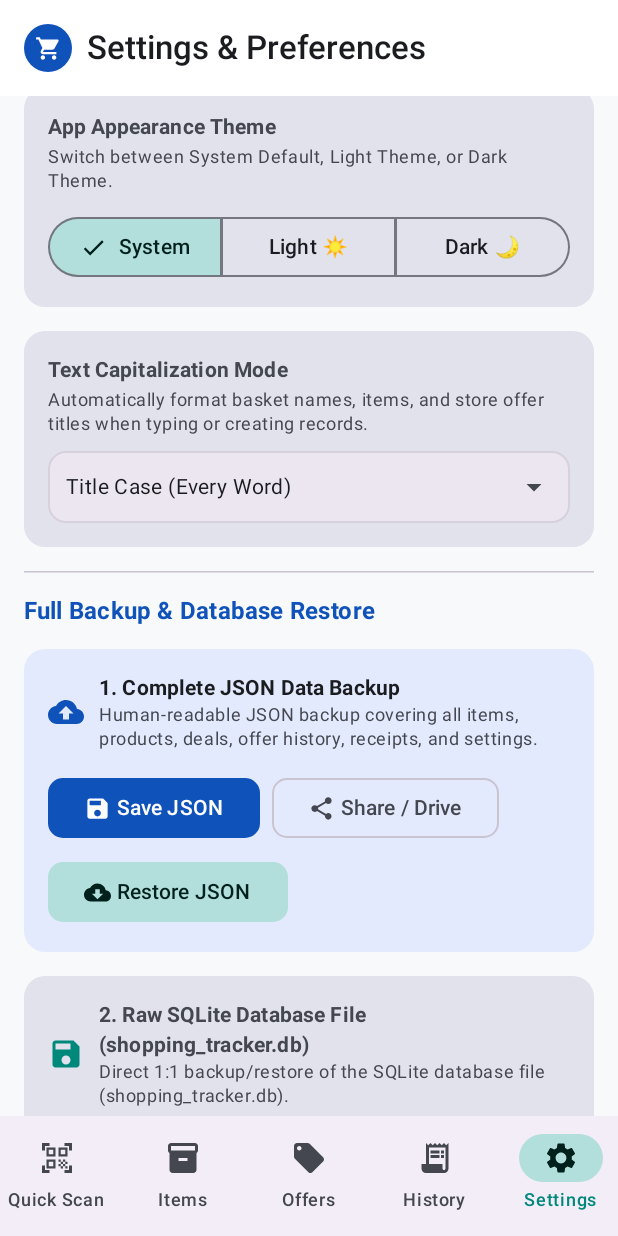
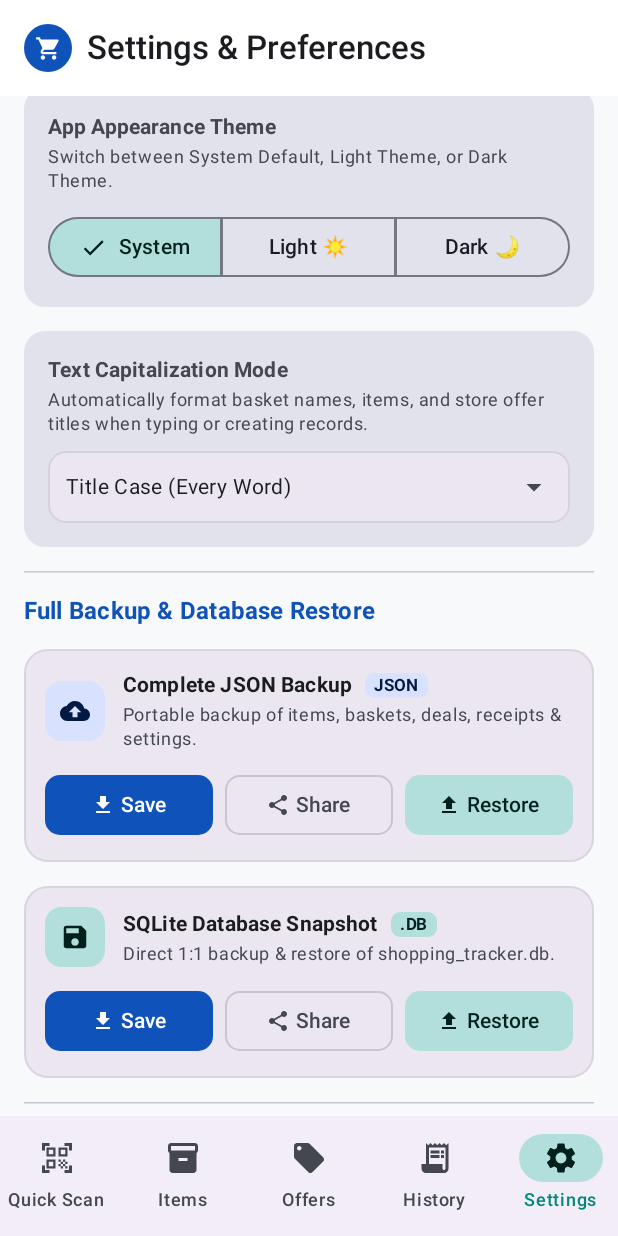
Before and after one commit to gabrieldeak/shopping-tracker, an Android app built with Jetpack Compose: the screen it shows after launch (MainActivity), item 5 of the bottom bar chosen, scrolled down 476 dp, on a phone screen of 412 x 824 dp. Run offline under Robolectric (Android 15) with nearby library versions, the phone set to English and light mode, and no system bars; our stand-ins replace Room's generated code; libraries missing offline, so code that uses them is left out: com.google.mlkit.vision; 2 statements that could not run were skipped.

Commit message:
ui/fix(v3.0.0): Modernize Settings backup/export cards, sync full backup with baskets/checked state, and fix clear-data state & messaging
- Reorganize Full Backup & Database Restore and CSV Backup & Data Export cards in SettingsScreen with unified styling and single-row action bars

- Add shopping_lists, shopping_list_items (with isChecked), and capitalizationMode to JSON and SQLite backups in BackupRestoreService and SettingsViewModel, and allow empty-title offers on .db restore

- Prune stale selection sets across Scan, Offers, Items, and History ViewModels when data is cleared or deleted

- Stop auto-creating Main Shopping Basket on empty startup in ScanViewModel

- Update Clear All Data and Seed Sample Data messages to reflect Shopping Tracker entities

```diff
--- a/app/src/main/java/com/inventory/barcodetracker/ui/screens/offers/OffersViewModel.kt
+++ b/app/src/main/java/com/inventory/barcodetracker/ui/screens/offers/OffersViewModel.kt
@@ -48,7 +48,9 @@ class OffersViewModel(
     }.stateIn(viewModelScope, SharingStarted.WhileSubscribed(5000), emptyList())
 
     private val _selectedOfferIds = MutableStateFlow<Set<Long>>(emptySet())
-    val selectedOfferIds: StateFlow<Set<Long>> = _selectedOfferIds.asStateFlow()
+    val selectedOfferIds: StateFlow<Set<Long>> = combine(_selectedOfferIds, repository.allOffers) { selected, offers ->
+        selected.intersect(offers.map { it.id }.toSet())
+    }.stateIn(viewModelScope, SharingStarted.WhileSubscribed(5000), emptySet())
 
     private val _snackbarMessages = MutableSharedFlow<String>()
     val snackbarMessages: SharedFlow<String> = _snackbarMessages.asSharedFlow()
--- a/app/src/main/java/com/inventory/barcodetracker/ui/screens/pieces/PiecesViewModel.kt
+++ b/app/src/main/java/com/inventory/barcodetracker/ui/screens/pieces/PiecesViewModel.kt
@@ -36,7 +36,9 @@ class PiecesViewModel(
     val snackbarMessages: SharedFlow<String> = _snackbarMessages.asSharedFlow()
 
     private val _selectedBarcodes = MutableStateFlow<Set<String>>(emptySet())
-    val selectedBarcodes: StateFlow<Set<String>> = _selectedBarcodes.asStateFlow()
+    val selectedBarcodes: StateFlow<Set<String>> = combine(_selectedBarcodes, repository.allPieces) { selected, pieces ->
+        selected.intersect(pieces.map { it.barcode }.toSet())
+    }.stateIn(viewModelScope, SharingStarted.WhileSubscribed(5000), emptySet())
 
     val allShoppingLists: StateFlow<List<ShoppingListEntity>> = repository.allShoppingLists
         .stateIn(viewModelScope, SharingStarted.WhileSubscribed(5000), emptyList())
--- a/app/src/main/java/com/inventory/barcodetracker/ui/screens/scan/ScanViewModel.kt
+++ b/app/src/main/java/com/inventory/barcodetracker/ui/screens/scan/ScanViewModel.kt
@@ -92,12 +92,7 @@ class ScanViewModel(
     init {
         viewModelScope.launch {
             val lists = repository.getAllShoppingListsSync()
-            val defaultBudget = budgetLimit.value
-            if (lists.isEmpty()) {
-                val defaultId = repository.upsertShoppingList(ShoppingListEntity(name = "Main Shopping Basket", budgetLimit = defaultBudget))
-                _activeListId.value = defaultId
-                _selectedListIds.value = setOf(defaultId)
-            } else {
+            if (lists.isNotEmpty()) {
                 _activeListId.value = lists.first().id
                 _selectedListIds.value = setOf(lists.first().id)
             }
@@ -105,6 +100,20 @@ class ScanViewModel(
             val update = UpdateCheckService.checkForUpdates()
             if (update.hasUpdate) {
                 _appUpdateInfo.value = update
+            }
+        }
+
+        viewModelScope.launch {
+            repository.allShoppingLists.collect { lists ->
+                val validIds = lists.map { it.id }.toSet()
+                val pruned = _selectedListIds.value.intersect(validIds)
+                if (pruned.size != _selectedListIds.value.size) {
+                    _selectedListIds.value = pruned
+                }
+                val activeId = _activeListId.value
+                if (activeId != null && !validIds.contains(activeId)) {
+                    _activeListId.value = lists.firstOrNull()?.id
+                }
             }
         }
     }
--- a/app/src/main/java/com/inventory/barcodetracker/ui/screens/settings/SettingsScreen.kt
+++ b/app/src/main/java/com/inventory/barcodetracker/ui/screens/settings/SettingsScreen.kt
@@ -377,106 +377,34 @@ fun SettingsScreen(
             )
 
             // JSON Full Backup Card
-            Card(
-                modifier = Modifier.fillMaxWidth(),
-                shape = RoundedCornerShape(14.dp),
-                colors = CardDefaults.cardColors(containerColor = MaterialTheme.colorScheme.primaryContainer.copy(alpha = 0.6f))
-            ) {
-                Column(modifier = Modifier.padding(16.dp)) {
-                    Row(verticalAlignment = Alignment.CenterVertically) {
-                        Icon(Icons.Default.CloudUpload, contentDescription = null, tint = MaterialTheme.colorScheme.primary)
-                        Spacer(modifier = Modifier.width(10.dp))
-                        Column {
-                            Text("1. Complete JSON Data Backup", style = MaterialTheme.typography.titleSmall, fontWeight = FontWeight.Bold)
-                            Text("Human-readable JSON backup covering all items, products, deals, offer history, receipts, and settings.", style = MaterialTheme.typography.bodySmall, color = MaterialTheme.colorScheme.onSurfaceVariant)
-                        }
-                    }
-
-                    Spacer(modifier = Modifier.height(14.dp))
-
-                    FlowRow(
-                        horizontalArrangement = Arrangement.spacedBy(8.dp),
-                        verticalArrangement = Arrangement.spacedBy(8.dp)
-                    ) {
-                        AppButton(
-                            onClick = { exportFullBackupLauncher.launch("barcode_tracker_backup.json") }
-                        ) {
-                            Icon(Icons.Default.Save, contentDescription = null, modifier = Modifier.size(18.dp))
-                            Spacer(modifier = Modifier.width(4.dp))
-                            Text("Save JSON")
-                        }
-
-                        AppOutlinedButton(
-                            onClick = { viewModel.shareFullBackup(context) }
-                        ) {
-                            Icon(Icons.Default.Share, contentDescription = null, modifier = Modifier.size(18.dp))
-                            Spacer(modifier = Modifier.width(4.dp))
-                            Text("Share / Drive")
-                        }
-
-                        AppFilledTonalButton(
-                            onClick = { restoreFullBackupLauncher.launch(arrayOf("application/json", "*/*")) }
-                        ) {
-                            Icon(Icons.Default.CloudDownload, contentDescription = null, modifier = Modifier.size(18.dp))
-                            Spacer(modifier = Modifier.width(4.dp))
-                            Text("Restore JSON")
-                        }
-                    }
-                }
-            }
+            FullBackupActionCard(
+                title = "Complete JSON Backup",
+                subtitle = "Portable backup of items, baskets, deals, receipts & settings.",
+                badgeText = "JSON",
+                icon = Icons.Default.CloudUpload,
+                iconContainerColor = MaterialTheme.colorScheme.primaryContainer,
+                iconTint = MaterialTheme.colorScheme.onPrimaryContainer,
+                onSave = { exportFullBackupLauncher.launch("barcode_tracker_backup.json") },
+                onShare = { viewModel.shareFullBackup(context) },
+                onRestore = { restoreFullBackupLauncher.launch(arrayOf("application/json", "*/*")) }
+            )
 
             // Raw SQLite DB File Card
-            Card(
-                modifier = Modifier.fillMaxWidth(),
-                shape = RoundedCornerShape(14.dp),
-                colors = CardDefaults.cardColors(containerColor = MaterialTheme.colorScheme.surfaceVariant)
-            ) {
-                Column(modifier = Modifier.padding(16.dp)) {
-                    Row(verticalAlignment = Alignment.CenterVertically) {
-                        Icon(Icons.Default.Save, contentDescription = null, tint = MaterialTheme.colorScheme.secondary)
-                        Spacer(modifier = Modifier.width(10.dp))
-                        Column {
-                            Text("2. Raw SQLite Database File (shopping_tracker.db)", style = MaterialTheme.typography.titleSmall, fontWeight = FontWeight.Bold)
-                            Text("Direct 1:1 backup/restore of the SQLite database file (shopping_tracker.db).", style = MaterialTheme.typography.bodySmall, color = MaterialTheme.colorScheme.onSurfaceVariant)
-                        }
-                    }
-
-                    Spacer(modifier = Modifier.height(14.dp))
-
-                    FlowRow(
-                        horizontalArrangement = Arrangement.spacedBy(8.dp),
-                        verticalArrangement = Arrangement.spacedBy(8.dp)
-                    ) {
-                        AppButton(
-                            onClick = { exportDatabaseLauncher.launch("shopping_tracker.db") }
-                        ) {
-                            Icon(Icons.Default.FileDownload, contentDescription = null, modifier = Modifier.size(18.dp))
-                            Spacer(modifier = Modifier.width(4.dp))
-                            Text("Save .db File")
-                        }
-
-                        AppOutlinedButton(
-                            onClick = { viewModel.shareRawDatabase(context) }
-                        ) {
-                            Icon(Icons.Default.Share, contentDescription = null, modifier = Modifier.size(18.dp))
-                            Spacer(modifier = Modifier.width(4.dp))
-                            Text("Share / Drive")
-                        }
-
-                        AppFilledTonalButton(
-                            onClick = { restoreDatabaseLauncher.launch(arrayOf("*/*")) }
-                        ) {
-                            Icon(Icons.Default.FileUpload, contentDescription = null, modifier = Modifier.size(18.dp))
-                            Spacer(modifier = Modifier.width(4.dp))
-                            Text("Restore .db File")
-                        }
-                    }
-                }
-            }
+            FullBackupActionCard(
+                title = "SQLite Database Snapshot",
+                subtitle = "Direct 1:1 backup & restore of shopping_tracker.db.",
+                badgeText = ".DB",
+                icon = Icons.Default.Save,
+                iconContainerColor = MaterialTheme.colorScheme.secondaryContainer,
+                iconTint = MaterialTheme.colorScheme.onSecondaryContainer,
+                onSave = { exportDatabaseLauncher.launch("shopping_tracker.db") },
+                onShare = { viewModel.shareRawDatabase(context) },
+                onRestore = { restoreDatabaseLauncher.launch(arrayOf("*/*")) }
+            )
 
             HorizontalDivider()
 
-            // Section 1: CSV Export & Import
+            // Section: CSV Export & Import
             Text(
                 text = "CSV Backup & Data Export",
                 style = MaterialTheme.typography.titleMedium,
@@ -487,7 +415,7 @@ fun SettingsScreen(
             // My Items Catalog Card
             DataTransferCard(
                 title = "Items Catalog",
-                subtitle = "shopping_items.csv (Barcode, Name, Price, Category, Notes)",
+                subtitle = "shopping_items.csv · Barcode, Name, Price, Category, Notes",
                 icon = Icons.Default.Inventory2,
                 onExport = { exportItemsLauncher.launch("shopping_items.csv") },
                 onImport = { importItemsLauncher.launch(arrayOf("text/*", "text/comma-separated-values", "text/csv", "application/csv")) }
@@ -496,7 +424,7 @@ fun SettingsScreen(
             // Shopping History Card
             DataTransferCard(
                 title = "Shopping History & Receipts",
-                subtitle = "shopping_history.csv (Date, Total Cost, Item Count, Summary)",
+                subtitle = "shopping_history.csv · Date, Total Cost, Items, Summary",
                 icon = Icons.AutoMirrored.Filled.ReceiptLong,
                 onExport = { exportHistoryLauncher.launch("shopping_history.csv") },
                 onImport = { importHistoryLauncher.launch(arrayOf("text/*", "text/comma-separated-values", "text/csv", "application/csv")) }
@@ -559,7 +487,7 @@ fun SettingsScreen(
                     }
                     Spacer(modifier = Modifier.height(4.dp))
                     Text(
-                        "Irreversibly deletes all stored shopping items, receipts, and history from your device's local database.",
+                        "Permanently deletes all shopping baskets, catalog items, offers, and receipt history from this device.",
                         style = MaterialTheme.typography.bodySmall
                     )
                     Spacer(modifier = Modifier.height(12.dp))
@@ -818,7 +746,7 @@ fun SettingsScreen(
         AlertDialog(
             onDismissRequest = { showClearConfirmDialog = false },
             title = { Text("Confirm Data Wipe") },
-            text = { Text("Are you sure you want to clear your local database? All saved products and shopping history will be deleted.") },
+            text = { Text("Are you sure you want to delete all local data? All baskets, catalog items, offers, and shopping history will be permanently removed.") },
             confirmButton = {
                 AppButton(
                     onClick = {
@@ -840,6 +768,115 @@ fun SettingsScreen(
 }
 
 @Composable
+private fun FullBackupActionCard(
+    title: String,
+    subtitle: String,
+    badgeText: String,
+    icon: androidx.compose.ui.graphics.vector.ImageVector,
+    iconContainerColor: androidx.compose.ui.graphics.Color,
+    iconTint: androidx.compose.ui.graphics.Color,
+    onSave: () -> Unit,
+    onShare: () -> Unit,
+    onRestore: () -> Unit,
+) {
+    Card(
+        modifier = Modifier.fillMaxWidth(),
+        shape = RoundedCornerShape(16.dp),
+        colors = CardDefaults.cardColors(containerColor = MaterialTheme.colorScheme.surfaceContainerHigh),
+        border = androidx.compose.foundation.BorderStroke(
+            1.dp,
+            MaterialTheme.colorScheme.outlineVariant.copy(alpha = 0.5f)
+        )
+    ) {
+        Column(modifier = Modifier.padding(14.dp)) {
+            Row(
+                modifier = Modifier.fillMaxWidth(),
+                verticalAlignment = Alignment.CenterVertically
+            ) {
+                Surface(
+                    modifier = Modifier.size(40.dp),
+                    shape = RoundedCornerShape(11.dp),
+                    color = iconContainerColor
+                ) {
+                    Box(contentAlignment = Alignment.Center) {
+                        Icon(
+                            imageVector = icon,
+                            contentDescription = null,
+                            tint = iconTint,
+                            modifier = Modifier.size(20.dp)
+                        )
+                    }
+                }
+                Spacer(modifier = Modifier.width(12.dp))
+                Column(modifier = Modifier.weight(1f)) {
+                    Row(
+                        verticalAlignment = Alignment.CenterVertically,
+                        horizontalArrangement = Arrangement.spacedBy(8.dp)
+                    ) {
+                        Text(
+                            text = title,
+                            style = MaterialTheme.typography.titleSmall,
+                            fontWeight = FontWeight.Bold
+                        )
+                        Surface(
+                            shape = RoundedCornerShape(6.dp),
+                            color = iconContainerColor
+                        ) {
+                            Text(
+                                text = badgeText,
+                                style = MaterialTheme.typography.labelSmall,
+                                fontWeight = FontWeight.Bold,
+                                color = iconTint,
+                                modifier = Modifier.padding(horizontal = 6.dp, vertical = 2.dp)
+                            )
+                        }
+                    }
+                    Spacer(modifier = Modifier.height(2.dp))
+                    Text(
+                        text = subtitle,
+                        style = MaterialTheme.typography.bodySmall,
+                        color = MaterialTheme.colorScheme.onSurfaceVariant
+                    )
+                }
+            }
+            Spacer(modifier = Modifier.height(12.dp))
+            Row(
+                modifier = Modifier.fillMaxWidth(),
+                horizontalArrangement = Arrangement.spacedBy(8.dp)
+            ) {
+                AppButton(
+                    onClick = onSave,
+                    modifier = Modifier.weight(1f),
+                    contentPadding = PaddingValues(horizontal = 8.dp, vertical = 8.dp)
+                ) {
+                    Icon(Icons.Default.FileDownload, contentDescription = null, modifier = Modifier.size(16.dp))
+                    Spacer(modifier = Modifier.width(4.dp))
+                    Text("Save", maxLines = 1)
+                }
+                AppOutlinedButton(
+                    onClick = onShare,
+                    modifier = Modifier.weight(1f),
+                    contentPadding = PaddingValues(horizontal = 8.dp, vertical = 8.dp)
+                ) {
+                    Icon(Icons.Default.Share, contentDescription = null, modifier = Modifier.size(16.dp))
+                    Spacer(modifier = Modifier.width(4.dp))
+                    Text("Share", maxLines = 1)
+                }
+                AppFilledTonalButton(
+                    onClick = onRestore,
+                    modifier = Modifier.weight(1f),
+                    contentPadding = PaddingValues(horizontal = 8.dp, vertical = 8.dp)
+                ) {
+                    Icon(Icons.Default.FileUpload, contentDescription = null, modifier = Modifier.size(16.dp))
+                    Spacer(modifier = Modifier.width(4.dp))
+                    Text("Restore", maxLines = 1)
+                }
+            }
+        }
+    }
+}
+
+@Composable
 private fun DataTransferCard(
     title: String,
     subtitle: String,
@@ -849,38 +886,58 @@ private fun DataTransferCard(
 ) {
     Card(
         modifier = Modifier.fillMaxWidth(),
-        shape = RoundedCornerShape(14.dp),
-        colors = CardDefaults.cardColors(containerColor = MaterialTheme.colorScheme.surfaceVariant)
+        shape = RoundedCornerShape(16.dp),
+        colors = CardDefaults.cardColors(containerColor = MaterialTheme.colorScheme.surfaceContainerHigh),
+        border = androidx.compose.foundation.BorderStroke(
+            1.dp,
+            MaterialTheme.colorScheme.outlineVariant.copy(alpha = 0.5f)
+        )
     ) {
-        Column(modifier = Modifier.padding(16.dp)) {
+        Column(modifier = Modifier.padding(14.dp)) {
             Row(verticalAlignment = Alignment.CenterVertically) {
-                Icon(icon, contentDescription = null, tint = MaterialTheme.colorScheme.primary)
-                Spacer(modifier = Modifier.width(10.dp))
-                Column {
+                Surface(
+                    modifier = Modifier.size(40.dp),
+                    shape = RoundedCornerShape(11.dp),
+                    color = MaterialTheme.colorScheme.primaryContainer
+                ) {
+                    Box(contentAlignment = Alignment.Center) {
+                        Icon(
+                            imageVector = icon,
+                            contentDescription = null,
+                            tint = MaterialTheme.colorScheme.onPrimaryContainer,
+                            modifier = Modifier.size(20.dp)
+                        )
+                    }
+                }
+                Spacer(modifier = Modifier.width(12.dp))
+                Column(modifier = Modifier.weight(1f)) {
                     Text(title, style = MaterialTheme.typography.titleSmall, fontWeight = FontWeight.Bold)
+                    Spacer(modifier = Modifier.height(2.dp))
                     Text(subtitle, style = MaterialTheme.typography.bodySmall, color = MaterialTheme.colorScheme.onSurfaceVariant)
                 }
             }
-            Spacer(modifier = Modifier.height(14.dp))
+            Spacer(modifier = Modifier.height(12.dp))
             Row(
                 modifier = Modifier.fillMaxWidth(),
-                horizontalArrangement = Arrangement.spacedBy(10.dp)
+                horizontalArrangement = Arrangement.spacedBy(8.dp)
             ) {
                 AppOutlinedButton(
                     onClick = onExport,
-                    modifier = Modifier.weight(1f)
+                    modifier = Modifier.weight(1f),
+                    contentPadding = PaddingValues(horizontal = 8.dp, vertical = 8.dp)
                 ) {
-                    Icon(Icons.Default.FileDownload, contentDescription = null, modifier = Modifier.size(18.dp))
+                    Icon(Icons.Default.FileDownload, contentDescription = null, modifier = Modifier.size(16.dp))
                     Spacer(modifier = Modifier.width(4.dp))
-                    Text("Export CSV")
+                    Text("Export CSV", maxLines = 1)
                 }
                 AppFilledTonalButton(
                     onClick = onImport,
-                    modifier = Modifier.weight(1f)
+                    modifier = Modifier.weight(1f),
+                    contentPadding = PaddingValues(horizontal = 8.dp, vertical = 8.dp)
                 ) {
-                    Icon(Icons.Default.FileUpload, contentDescription = null, modifier = Modifier.size(18.dp))
+                    Icon(Icons.Default.FileUpload, contentDescription = null, modifier = Modifier.size(16.dp))
                     Spacer(modifier = Modifier.width(4.dp))
-                    Text("Import CSV")
+                    Text("Import CSV", maxLines = 1)
                 }
             }
         }
--- a/app/src/main/java/com/inventory/barcodetracker/ui/screens/trips/TripsViewModel.kt
+++ b/app/src/main/java/com/inventory/barcodetracker/ui/screens/trips/TripsViewModel.kt
@@ -55,7 +55,9 @@ class TripsViewModel(
     }
 
     private val _selectedTripIds = MutableStateFlow<Set<Long>>(emptySet())
-    val selectedTripIds: StateFlow<Set<Long>> = _selectedTripIds.asStateFlow()
+    val selectedTripIds: StateFlow<Set<Long>> = combine(_selectedTripIds, repository.allShoppingTrips) { selected, trips ->
+        selected.intersect(trips.map { it.id }.toSet())
+    }.stateIn(viewModelScope, SharingStarted.WhileSubscribed(5000), emptySet())
 
     private val _snackbarMessages = MutableSharedFlow<String>()
     val snackbarMessages: SharedFlow<String> = _snackbarMessages.asSharedFlow()
```
Also changed, not shown: app/src/main/java/com/inventory/barcodetracker/service/BackupRestoreService.kt (+196 -3 lines), app/src/main/java/com/inventory/barcodetracker/ui/screens/settings/SettingsViewModel.kt (+29 -4 lines).
